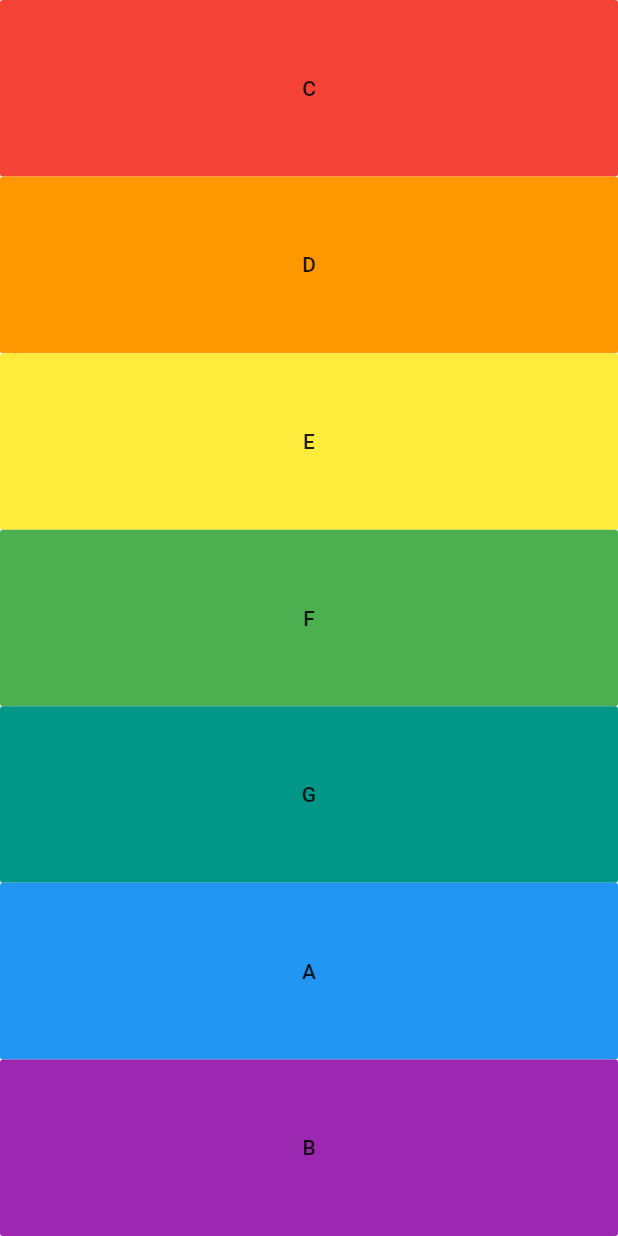
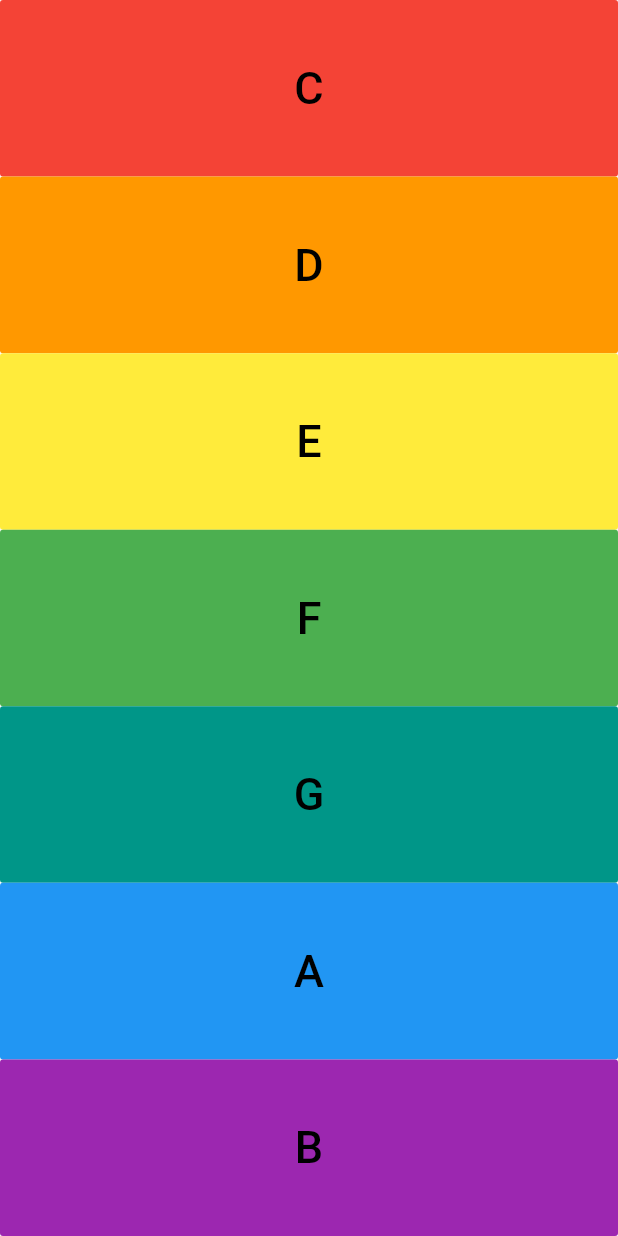
Before and after one commit to londonappbrewery/xylophone-flutter, a Flutter app: the screen it shows after launch, on a phone screen of 412 x 824 dp. Run offline on Flutter 3.47's test engine with Material 2 defaults, Android fonts, the phone set to English and light mode, and no system bars; our stand-ins replace audioplayers.

Commit message:
refactoring with functions

```diff
--- a/lib/main.dart
+++ b/lib/main.dart
@@ -4,9 +4,18 @@ import 'package:audioplayers/audio_cache.dart';
 void main() => runApp(XylophoneApp());
 
 class XylophoneApp extends StatelessWidget {
+
+  void playSound(int noteCode) {
+
+    final player = AudioCache();
+    player.play('note$noteCode.wav');
+
+  }
+
   @override
   Widget build(BuildContext context) {
     return MaterialApp(
+      debugShowCheckedModeBanner: false,
       home: Scaffold(
         body: SafeArea(
           child: Center(
@@ -18,10 +27,13 @@ class XylophoneApp extends StatelessWidget {
                   child: FlatButton(
                     color: Colors.red,
                     onPressed: () {
-                      final player = AudioCache();
-                      player.play('note1.wav');
+                      playSound(1);
                     },
-                    child: Text('C'),
+                    child: Text('C',
+                    style: TextStyle(
+                      color: Colors.black,
+                      fontSize: 30
+                    ),),
                   ),
                   ),
                 ),
@@ -31,10 +43,13 @@ class XylophoneApp extends StatelessWidget {
                   child: FlatButton(
                     color: Colors.orange,
                     onPressed: () {
-                      final player = AudioCache();
-                      player.play('note2.wav');
+                      playSound(2);
                     },
-                    child: Text('D'),
+                    child: Text('D',
+                    style: TextStyle(
+                      color: Colors.black,
+                      fontSize: 30
+                    ),),
                   ),
                   ),
                 ),
@@ -44,10 +59,13 @@ class XylophoneApp extends StatelessWidget {
                   child: FlatButton(
                     color: Colors.yellow,
                     onPressed: () {
-                      final player = AudioCache();
-                      player.play('note3.wav');
+                      playSound(3);
                     },
-                    child: Text('E'),
+                    child: Text('E',
+                    style: TextStyle(
+                      color: Colors.black,
+                      fontSize: 30
+                    ),),
                   ),
                   ),
                 ),
@@ -57,10 +75,13 @@ class XylophoneApp extends StatelessWidget {
                   child: FlatButton(
                     color: Colors.green,
                     onPressed: () {
-                      final player = AudioCache();
-                      player.play('note4.wav');
+                      playSound(4);
                     },
-                    child: Text('F'),
+                    child: Text('F',
+                    style: TextStyle(
+                      color: Colors.black,
+                      fontSize: 30
+                    ),),
                   ),
                   ),
                 ),
@@ -70,10 +91,13 @@ class XylophoneApp extends StatelessWidget {
                   child: FlatButton(
                     color: Colors.teal,
                     onPressed: () {
-                      final player = AudioCache();
-                      player.play('note5.wav');
+                      playSound(5);
                     },
-                    child: Text('G'),
+                    child: Text('G',
+                    style: TextStyle(
+                      color: Colors.black,
+                      fontSize: 30
+                    ),),
                   ),
                   ),
                 ),
@@ -83,10 +107,13 @@ class XylophoneApp extends StatelessWidget {
                   child: FlatButton(
                     color: Colors.blue,
                     onPressed: () {
-                      final player = AudioCache();
-                      player.play('note6.wav');
+                      playSound(6);
                     },
-                    child: Text('A'),
+                    child: Text('A',
+                    style: TextStyle(
+                      color: Colors.black,
+                      fontSize: 30
+                    ),),
                   ),
                   ),
                 ),
@@ -96,10 +123,13 @@ class XylophoneApp extends StatelessWidget {
                   child: FlatButton(
                     color: Colors.purple,
                     onPressed: () {
-                      final player = AudioCache();
-                      player.play('note7.wav');
+                      playSound(7);
                     },
-                    child: Text('B'),
+                    child: Text('B',
+                    style: TextStyle(
+                      color: Colors.black,
+                      fontSize: 30
+                    ),),
                   ),
                   ),
                 ),
```
Also changed, not shown: 1 other file.
